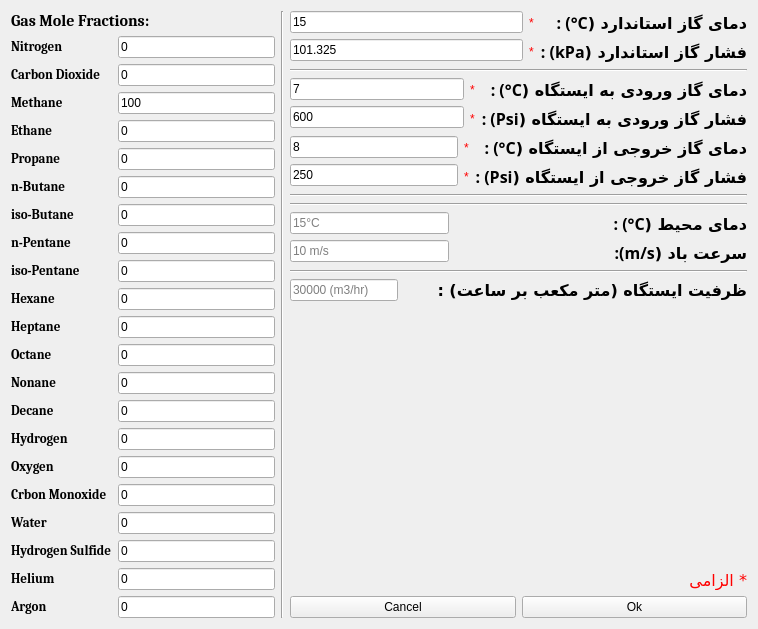
Old version of the form GasProperty.ui in the repository mhsh88/qtdesigner.
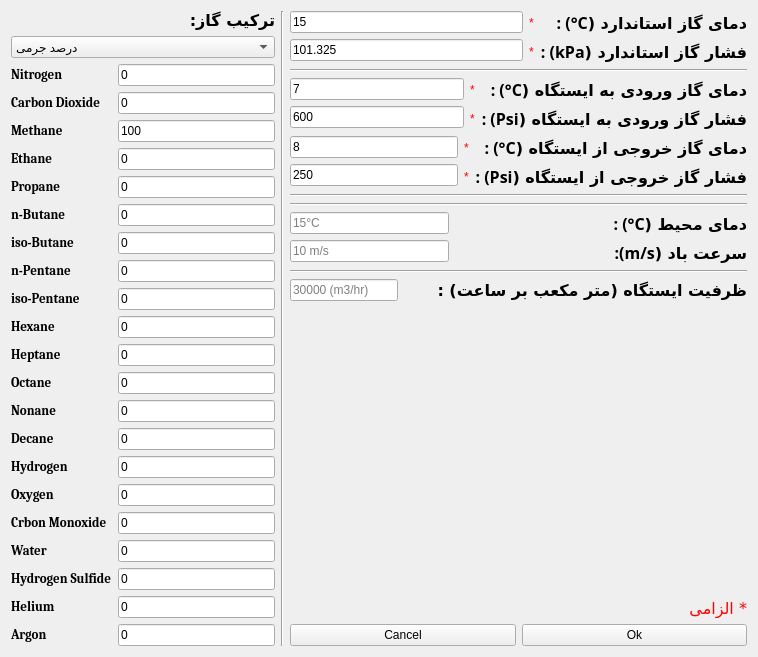
New version of the form. Icons and pictures are not drawn.

The edit to the form file:
```diff
--- a/GasProperty.ui
+++ b/GasProperty.ui
@@ -7,7 +7,7 @@
     <x>0</x>
     <y>0</y>
     <width>758</width>
-    <height>597</height>
+    <height>649</height>
    </rect>
   </property>
   <property name="windowTitle">
@@ -26,17 +26,36 @@
         <widget class="QLabel" name="label_24">
          <property name="font">
           <font>
-           <family>Cambria</family>
+           <family>B Mitra</family>
            <pointsize>12</pointsize>
            <weight>75</weight>
            <bold>true</bold>
           </font>
          </property>
          <property name="text">
-          <string>Gas Mole Fractions:</string>
+          <string>ترکیب گاز:</string>
          </property>
         </widget>
        </item>
+       <item>
+        <widget class="QComboBox" name="comboBox">
+         <item>
+          <property name="text">
+           <string>درصد جرمی</string>
+          </property>
+         </item>
+         <item>
+          <property name="text">
+           <string>درصد حجمی</string>
+          </property>
+         </item>
+         <item>
+          <property name="text">
+           <string>درصد مولی</string>
+          </property>
+         </item>
+        </widget>
+       </item>
        <item>
         <layout class="QGridLayout" name="gridLayout">
          <item row="0" column="0">
```
